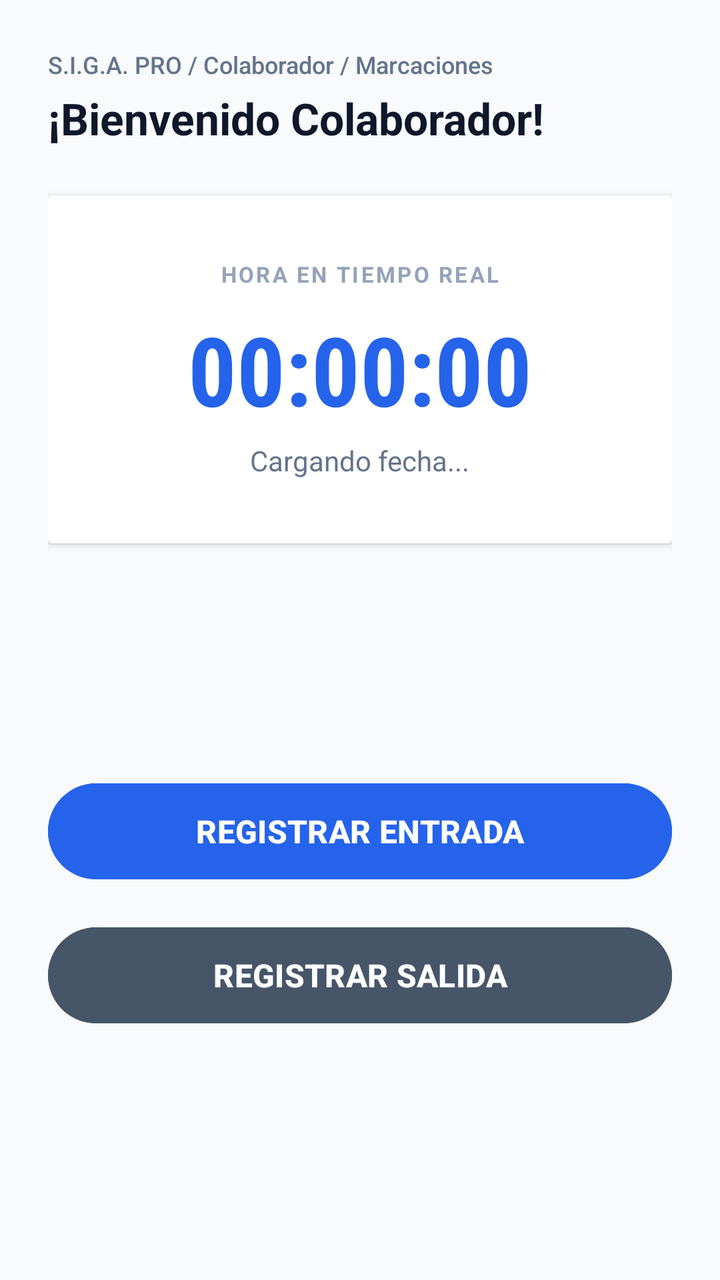
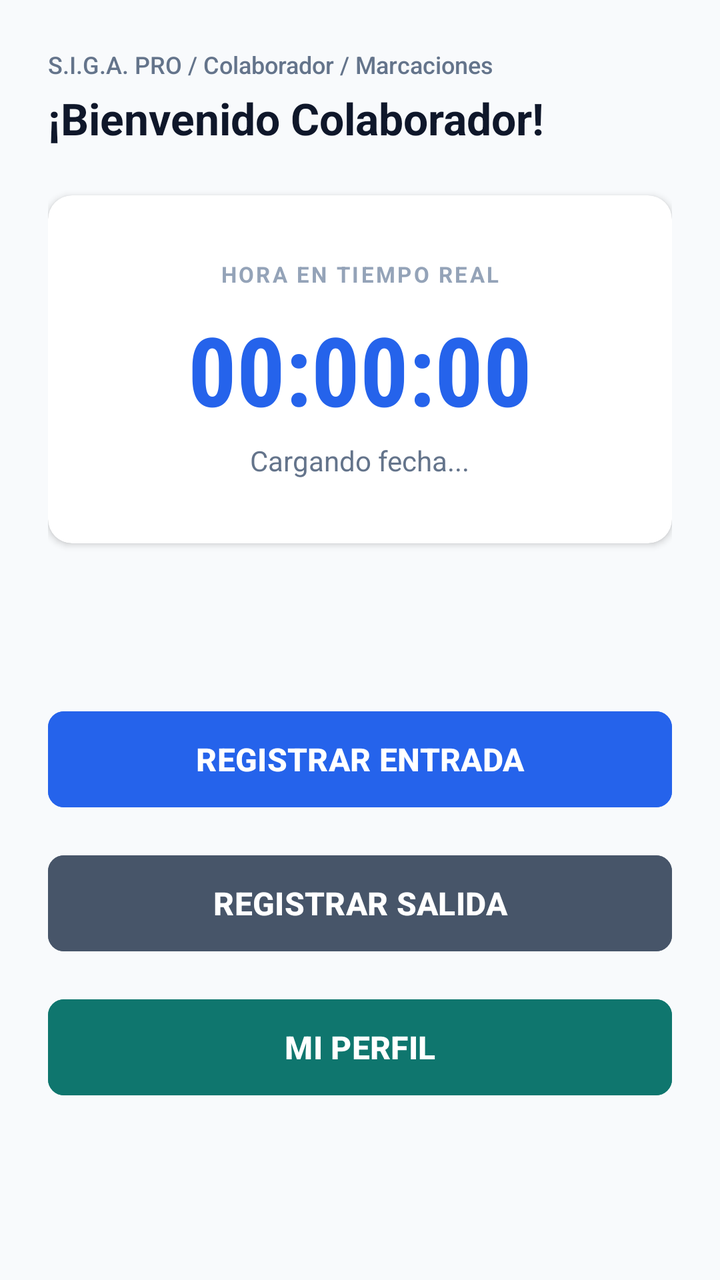

Before-and-after screenshots of an Android layout around one commit, followed by the original layout XML and the change that was made.
<!-- AndroidManifest.xml: application theme Theme.ProyectoFInalDAM1 -->
<!-- res/layout/activity_main.xml -->
<?xml version="1.0" encoding="utf-8"?>
<LinearLayout xmlns:android="http://schemas.android.com/apk/res/android"
    xmlns:app="http://android.com"
    xmlns:tools="http://android.com"
    android:id="@+id/btnCerrarSesion"
    android:layout_width="match_parent"
    android:layout_height="match_parent"
    android:orientation="vertical"
    android:padding="24dp"
    android:background="#F8FAFC"
    tools:context=".MainActivity">

    <TextView
        android:layout_width="wrap_content"
        android:layout_height="wrap_content"
        android:text="S.I.G.A. PRO / Colaborador / Marcaciones"
        android:textColor="#64748B"
        android:textSize="12sp"
        android:fontFamily="sans-serif-medium" />

    <TextView
        android:id="@+id/tvBienvenida"
        android:layout_width="wrap_content"
        android:layout_height="wrap_content"
        android:text="¡Bienvenido Colaborador!"
        android:textColor="#0F172A"
        android:textSize="22sp"
        android:textStyle="bold"
        android:layout_marginTop="4dp" />

    <androidx.cardview.widget.CardView
        android:layout_width="match_parent"
        android:layout_height="wrap_content"
        android:layout_marginTop="24dp"
        app:cardCornerRadius="12dp"
        app:cardElevation="2dp"
        app:cardBackgroundColor="#FFFFFF">

        <LinearLayout
            android:layout_width="match_parent"
            android:layout_height="wrap_content"
            android:orientation="vertical"
            android:gravity="center"
            android:padding="32dp">

            <TextView
                android:layout_width="wrap_content"
                android:layout_height="wrap_content"
                android:text="HORA EN TIEMPO REAL"
                android:textColor="#94A3B8"
                android:textSize="11sp"
                android:textStyle="bold"
                android:letterSpacing="0.1" />

            <TextView
                android:id="@+id/tvRelojDigital"
                android:layout_width="wrap_content"
                android:layout_height="wrap_content"
                android:text="00:00:00"
                android:textColor="#2563EB"
                android:textSize="48sp"
                android:textStyle="bold"
                android:layout_marginTop="8dp"
                android:fontFamily="sans-serif-condensed" />

            <TextView
                android:id="@+id/tvFechaActual"
                android:layout_width="wrap_content"
                android:layout_height="wrap_content"
                android:text="Cargando fecha..."
                android:textColor="#64748B"
                android:textSize="14sp"
                android:layout_marginTop="4dp" />

        </LinearLayout>
    </androidx.cardview.widget.CardView>

    <LinearLayout
        android:layout_width="match_parent"
        android:layout_height="match_parent"
        android:orientation="vertical"
        android:gravity="center_vertical"
        android:layout_marginTop="16dp">

        <Button
            android:id="@+id/btnRegistrarEntrada"
            android:layout_width="match_parent"
            android:layout_height="56dp"
            android:text="REGISTRAR ENTRADA"
            android:textSize="16sp"
            android:textStyle="bold"
            android:textColor="#FFFFFF"
            android:backgroundTint="#2563EB"
            android:layout_marginBottom="16dp"
            app:cornerRadius="8dp" />

        <Button
            android:id="@+id/btnRegistrarSalida"
            android:layout_width="match_parent"
            android:layout_height="56dp"
            android:text="REGISTRAR SALIDA"
            android:textSize="16sp"
            android:textStyle="bold"
            android:textColor="#FFFFFF"
            android:backgroundTint="#475569"
            app:cornerRadius="8dp" />

    </LinearLayout>

</LinearLayout>
<!-- resources referenced by this layout -->
<resources>
  <style name="Theme.ProyectoFInalDAM1" parent="Base.Theme.ProyectoFInalDAM1" />
  <style name="Base.Theme.ProyectoFInalDAM1" parent="Theme.Material3.Light.NoActionBar">
          
  
          
          <item name="colorPrimary">@color/siga_primary</item>
          <item name="colorPrimaryVariant">@color/siga_primary</item>
          <item name="colorOnPrimary">@color/white</item>
  
          
          <item name="android:colorBackground">@color/siga_background</item>
          <item name="colorSurface">@color/white</item>
          <item name="colorOnSurface">@color/siga_text_dark</item>
  
          
          <item name="android:statusBarColor">@color/siga_background</item>
          <item name="android:windowLightStatusBar" tools:targetApi="m">true</item>
      </style>
  <color name="siga_primary">#2563eb</color>
  <color name="white">#FFFFFFFF</color>
  <color name="siga_background">#f8fafc</color>
  <color name="siga_text_dark">#0f172a</color>
</resources>

<!-- the commit's change to res/layout/activity_main.xml (unified diff, before → after) -->
@@ -1,7 +1,7 @@
 <?xml version="1.0" encoding="utf-8"?>
 <LinearLayout xmlns:android="http://schemas.android.com/apk/res/android"
-    xmlns:app="http://android.com"
-    xmlns:tools="http://android.com"
+    xmlns:app="http://schemas.android.com/apk/res-auto"
+    xmlns:tools="http://schemas.android.com/tools"
     android:id="@+id/btnCerrarSesion"
     android:layout_width="match_parent"
     android:layout_height="match_parent"
@@ -77,7 +77,8 @@
 
     <LinearLayout
         android:layout_width="match_parent"
-        android:layout_height="match_parent"
+        android:layout_height="0dp"
+        android:layout_weight="1"
         android:orientation="vertical"
         android:gravity="center_vertical"
         android:layout_marginTop="16dp">
@@ -103,6 +104,18 @@
             android:textStyle="bold"
             android:textColor="#FFFFFF"
             android:backgroundTint="#475569"
+            android:layout_marginBottom="16dp"
+            app:cornerRadius="8dp" />
+
+        <Button
+            android:id="@+id/btnMiPerfil"
+            android:layout_width="match_parent"
+            android:layout_height="56dp"
+            android:text="MI PERFIL"
+            android:textSize="16sp"
+            android:textStyle="bold"
+            android:textColor="#FFFFFF"
+            android:backgroundTint="#0F766E"
             app:cornerRadius="8dp" />
 
     </LinearLayout>
